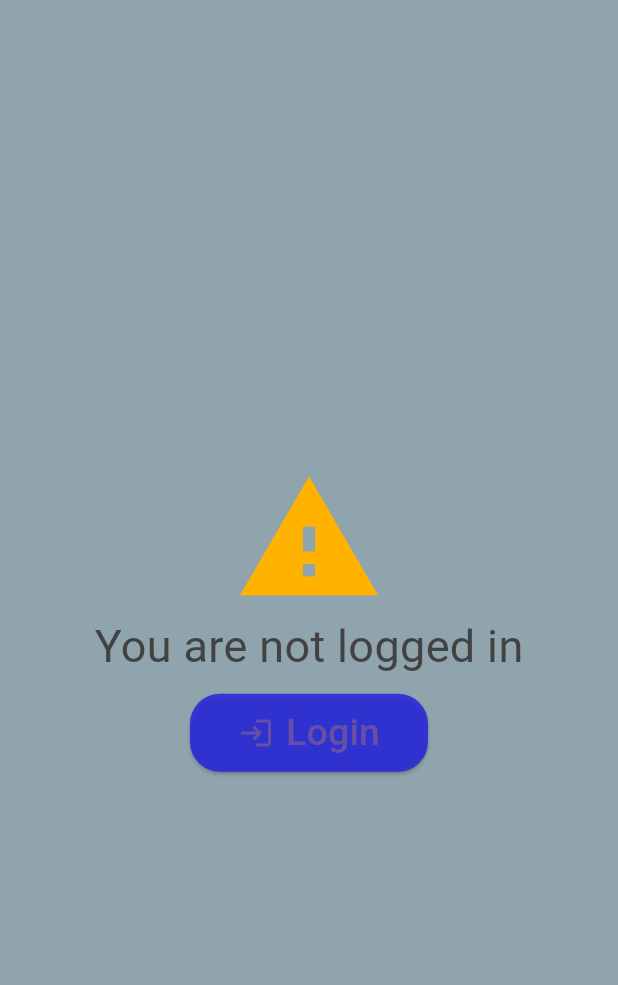
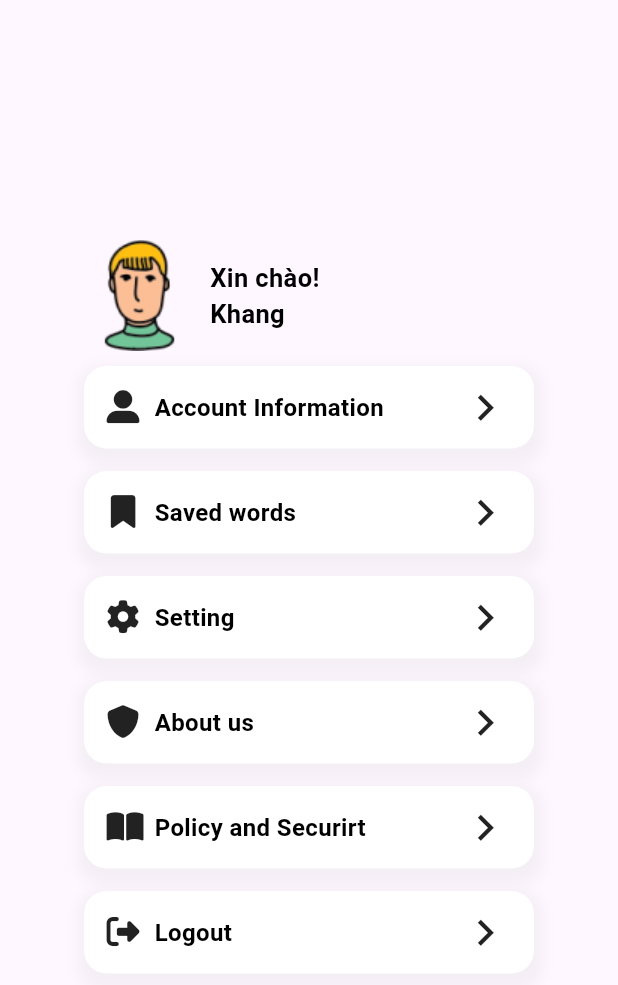
Before and after one commit to khangpham202/dictionary_app, a Flutter app: the ProfileScreen screen opened directly, on a phone screen of 412 x 824 dp. Shown: the top 985 px of the screen. Run offline on Flutter 3.47's test engine with Material 3 defaults, Android fonts, the light colour scheme and no system bars; our stand-ins replace cloud_firestore, connectivity_plus, email_validator, equatable, firebase_auth, firebase_core and 8 more; accounts and stored records are empty; project files that could hold a hidden picture were left out.

Commit message:
update UI

```diff
--- a/lib/modules/profile/view/profile_screen.dart
+++ b/lib/modules/profile/view/profile_screen.dart
@@ -1,68 +1,177 @@
+// ignore_for_file: must_be_immutable
+
 import 'package:flutter/material.dart';
+import 'package:font_awesome_flutter/font_awesome_flutter.dart';
 import 'package:gap/gap.dart';
 import 'package:training/modules/auth/view/login_screen.dart';
 
 class ProfileScreen extends StatelessWidget {
-  const ProfileScreen({super.key});
+  String _username = 'Khang';
+
+  ProfileScreen({super.key});
 
   @override
   Widget build(BuildContext context) {
     return Scaffold(
-      body: Container(
-        color: Colors.blueGrey.shade300,
-        child: Center(
+      body: Center(
         child: Column(
+          crossAxisAlignment: CrossAxisAlignment.center,
           mainAxisAlignment: MainAxisAlignment.center,
           children: [
-              Icon(
-                Icons.warning,
-                color: Colors.amber.shade600,
-                size: 100,
+            SizedBox(
+              width: 300,
+              child: Row(
+                children: [
+                  Image.asset(
+                    'assets/image/profile/profile_image.png',
+                    fit: BoxFit.cover,
+                    width: 74,
+                    height: 74,
                   ),
+                  Gap(10),
                   Text(
-                'You are not logged in',
-                style: TextStyle(
-                  color: Colors.grey.shade800,
-                  fontSize: 30,
+                    'Xin chào! \n$_username',
+                    style: const TextStyle(
+                        color: Colors.black,
+                        fontSize: 17,
+                        fontWeight: FontWeight.w600),
+                  )
+                ],
               ),
             ),
             Gap(10),
-              ElevatedButton(
-                onPressed: () {
-                  Navigator.of(context).push(
-                    MaterialPageRoute(
-                      builder: (context) => LoginScreen(),
-                    ),
-                  );
-                },
-                style: ElevatedButton.styleFrom(
-                  backgroundColor: Color.fromARGB(219, 39, 39, 221),
-                  shape: RoundedRectangleBorder(
-                    borderRadius: BorderRadius.circular(20),
+            ProfileComponent(
+                icon: FontAwesomeIcons.userLarge, text: 'Account Information'),
+            ProfileComponent(
+                icon: FontAwesomeIcons.solidBookmark, text: 'Saved words'),
+            ProfileComponent(icon: FontAwesomeIcons.gear, text: 'Setting'),
+            ProfileComponent(icon: FontAwesomeIcons.shield, text: 'About us'),
+            ProfileComponent(
+                icon: FontAwesomeIcons.bookOpen, text: 'Policy and Securirt'),
+            ProfileComponent(
+                icon: FontAwesomeIcons.rightFromBracket, text: 'Logout'),
+          ],
         ),
       ),
+      // Container(
+      //   color: Colors.blueGrey.shade300,
+      //   child: Center(
+      //     child: Column(
+      //       mainAxisAlignment: MainAxisAlignment.center,
+      //       children: [
+      //         Icon(
+      //           Icons.warning,
+      //           color: Colors.amber.shade600,
+      //           size: 100,
+      //         ),
+      //         Text(
+      //           'You are not logged in',
+      //           style: TextStyle(
+      //             color: Colors.grey.shade800,
+      //             fontSize: 30,
+      //           ),
+      //         ),
+      //         Gap(10),
+      //         ElevatedButton(
+      //           onPressed: () {
+      //             Navigator.of(context).push(
+      //               MaterialPageRoute(
+      //                 builder: (context) => LoginScreen(),
+      //               ),
+      //             );
+      //           },
+      //           style: ElevatedButton.styleFrom(
+      //             backgroundColor: Color.fromARGB(219, 39, 39, 221),
+      //             shape: RoundedRectangleBorder(
+      //               borderRadius: BorderRadius.circular(20),
+      //             ),
+      //           ),
+      //           child: Padding(
+      //             padding: const EdgeInsets.all(8),
+      //             child: Row(
+      //               mainAxisSize: MainAxisSize.min,
+      //               children: const [
+      //                 Icon(
+      //                   Icons.login,
+      //                   size: 24,
+      //                 ),
+      //                 SizedBox(width: 8),
+      //                 Text(
+      //                   'Login',
+      //                   style: TextStyle(fontSize: 25),
+      //                 ),
+      //               ],
+      //             ),
+      //           ),
+      //         ),
+      //       ],
+      //     ),
+      //   ),
+      // ),
+    );
+  }
+}
+
+class ProfileComponent extends StatelessWidget {
+  final IconData icon;
+  final String text;
+
+  const ProfileComponent({
+    super.key,
+    required this.icon,
+    required this.text,
+  });
+
+  @override
+  Widget build(BuildContext context) {
+    return Column(
+      children: [
+        Container(
+          width: 300,
+          decoration: BoxDecoration(
+            borderRadius: BorderRadius.circular(15),
+            boxShadow: [
+              BoxShadow(
+                color: Colors.grey.withOpacity(0.1),
+                spreadRadius: 5,
+                blurRadius: 7,
+                offset: const Offset(1, 5),
+              ),
+            ],
+            color: Colors.white,
+          ),
           child: Padding(
-                  padding: const EdgeInsets.all(8),
+            padding: const EdgeInsets.fromLTRB(15, 10, 15, 10),
             child: Row(
-                    mainAxisSize: MainAxisSize.min,
-                    children: const [
+              mainAxisAlignment: MainAxisAlignment.spaceBetween,
+              crossAxisAlignment: CrossAxisAlignment.center,
+              children: [
+                Row(
+                  children: [
                     Icon(
-                        Icons.login,
-                        size: 24,
+                      icon,
+                      size: 22,
                     ),
-                      SizedBox(width: 8),
+                    const Gap(10),
                     Text(
-                        'Login',
-                        style: TextStyle(fontSize: 25),
+                      text,
+                      style: const TextStyle(
+                          color: Colors.black,
+                          fontSize: 16,
+                          fontWeight: FontWeight.w600),
+                    )
+                  ],
                 ),
+                const Icon(
+                  Icons.keyboard_arrow_right,
+                  size: 35,
+                )
               ],
             ),
           ),
         ),
+        Gap(15)
       ],
-          ),
-        ),
-      ),
     );
   }
 }
```
Lines whose indentation alone changed are shown as unchanged.
